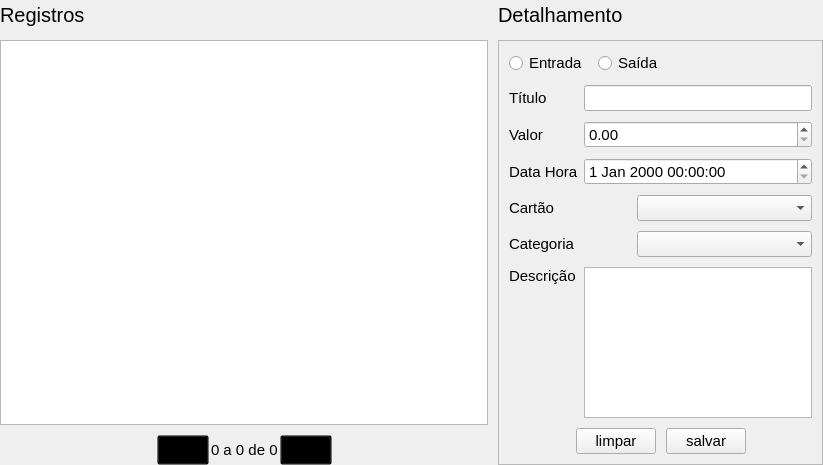
Qt form FinancesApp/src/ui/RegForm.ui (iagoofelipe/Finances) before a commit.
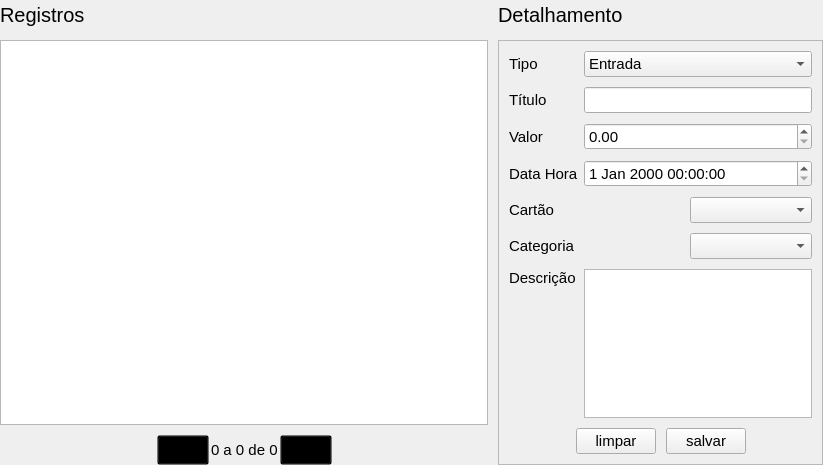
The same form after that commit. Icons and pictures are not drawn.

```diff
--- a/FinancesApp/src/ui/RegForm.ui
+++ b/FinancesApp/src/ui/RegForm.ui
@@ -431,7 +431,7 @@
         <property name="frameShadow">
          <enum>QFrame::Raised</enum>
         </property>
-        <layout class="QGridLayout" name="gridLayout" columnstretch="0,0,1">
+        <layout class="QGridLayout" name="gridLayout" columnstretch="0,0,0,1">
          <property name="leftMargin">
           <number>10</number>
          </property>
@@ -450,6 +450,94 @@
          <property name="verticalSpacing">
           <number>10</number>
          </property>
+         <item row="0" column="0">
+          <widget class="QLabel" name="label_2">
+           <property name="text">
+            <string>Tipo</string>
+           </property>
+          </widget>
+         </item>
+         <item row="0" column="1" colspan="3">
+          <widget class="QComboBox" name="cbType">
+           <item>
+            <property name="text">
+             <string>Entrada</string>
+            </property>
+           </item>
+           <item>
+            <property name="text">
+             <string>Saída</string>
+            </property>
+           </item>
+          </widget>
+         </item>
+         <item row="8" column="0" colspan="4">
+          <widget class="QWidget" name="widDetailBtns" native="true">
+           <property name="sizePolicy">
+            <sizepolicy hsizetype="Preferred" vsizetype="Fixed">
+             <horstretch>0</horstretch>
+             <verstretch>0</verstretch>
+            </sizepolicy>
+           </property>
+           <layout class="QHBoxLayout" name="horizontalLayout_6">
+            <property name="spacing">
+             <number>10</number>
+            </property>
+            <property name="leftMargin">
+             <number>0</number>
+            </property>
+            <property name="topMargin">
+             <number>0</number>
+            </property>
+            <property name="rightMargin">
+             <number>0</number>
+            </property>
+            <property name="bottomMargin">
+             <number>0</number>
+            </property>
+            <item>
+             <spacer name="horizontalSpacer_6">
+              <property name="orientation">
+               <enum>Qt::Horizontal</enum>
+              </property>
+              <property name="sizeHint" stdset="0">
+               <size>
+                <width>40</width>
+                <height>20</height>
+               </size>
+              </property>
+             </spacer>
+            </item>
+            <item>
+             <widget class="QPushButton" name="btnClear">
+              <property name="text">
+               <string>limpar</string>
+              </property>
+             </widget>
+            </item>
+            <item>
+             <widget class="QPushButton" name="btnSave">
+              <property name="text">
+               <string>salvar</string>
+              </property>
+             </widget>
+            </item>
+            <item>
+             <spacer name="horizontalSpacer_7">
+              <property name="orientation">
+               <enum>Qt::Horizontal</enum>
+              </property>
+              <property name="sizeHint" stdset="0">
+               <size>
+                <width>40</width>
+                <height>20</height>
+               </size>
+              </property>
+             </spacer>
+            </item>
+           </layout>
+          </widget>
+         </item>
          <item row="6" column="0">
           <widget class="QLabel" name="label_7">
            <property name="sizePolicy">
@@ -469,48 +557,6 @@
            </property>
           </widget>
          </item>
-         <item row="4" column="1">
-          <widget class="QPushButton" name="btnAddCard">
-           <property name="font">
-            <font>
-             <family>Segoe UI</family>
-             <pointsize>11</pointsize>
-            </font>
-           </property>
-           <property name="toolTip">
-            <string>adicionar novo cartão</string>
-           </property>
-           <property name="styleSheet">
-            <string notr="true">background-color: transparent</string>
-           </property>
-           <property name="icon">
-            <iconset resource="resource.qrc">
-             <normaloff>:/root/imgs/light-plus.svg</normaloff>:/root/imgs/light-plus.svg</iconset>
-           </property>
-           <property name="iconSize">
-            <size>
-             <width>25</width>
-             <height>25</height>
-            </size>
-           </property>
-           <property name="flat">
-            <bool>true</bool>
-           </property>
-          </widget>
-         </item>
-         <item row="5" column="0">
-          <widget class="QLabel" name="label_9">
-           <property name="font">
-            <font>
-             <family>Segoe UI</family>
-             <pointsize>11</pointsize>
-            </font>
-           </property>
-           <property name="text">
-            <string>Categoria</string>
-           </property>
-          </widget>
-         </item>
          <item row="5" column="1">
           <widget class="QPushButton" name="btnAddCat">
            <property name="font">
@@ -540,7 +586,36 @@
            </property>
           </widget>
          </item>
-         <item row="4" column="2">
+         <item row="4" column="1">
+          <widget class="QPushButton" name="btnAddCard">
+           <property name="font">
+            <font>
+             <family>Segoe UI</family>
+             <pointsize>11</pointsize>
+            </font>
+           </property>
+           <property name="toolTip">
+            <string>adicionar novo cartão</string>
+           </property>
+           <property name="styleSheet">
+            <string notr="true">background-color: transparent</string>
+           </property>
+           <property name="icon">
+            <iconset resource="resource.qrc">
+             <normaloff>:/root/imgs/light-plus.svg</normaloff>:/root/imgs/light-plus.svg</iconset>
+           </property>
+           <property name="iconSize">
+            <size>
+             <width>25</width>
+             <height>25</height>
+            </size>
+           </property>
+           <property name="flat">
+            <bool>true</bool>
+           </property>
+          </widget>
+         </item>
+         <item row="4" column="3">
           <widget class="QComboBox" name="cbCard">
            <property name="enabled">
             <bool>true</bool>
@@ -556,7 +631,30 @@
            </property>
           </widget>
          </item>
-         <item row="5" column="2">
+         <item row="5" column="0">
+          <widget class="QLabel" name="label_9">
+           <property name="font">
+            <font>
+             <family>Segoe UI</family>
+             <pointsize>11</pointsize>
+            </font>
+           </property>
+           <property name="text">
+            <string>Categoria</string>
+           </property>
+          </widget>
+         </item>
+         <item row="1" column="1" colspan="3">
+          <widget class="QLineEdit" name="leTitle">
+           <property name="font">
+            <font>
+             <family>Segoe UI</family>
+             <pointsize>11</pointsize>
+            </font>
+           </property>
+          </widget>
+         </item>
+         <item row="5" column="3">
           <widget class="QComboBox" name="cbCat">
            <property name="font">
             <font>
@@ -566,6 +664,19 @@
            </property>
           </widget>
          </item>
+         <item row="3" column="1" colspan="3">
+          <widget class="QDateTimeEdit" name="dtDatetime">
+           <property name="font">
+            <font>
+             <family>Segoe UI</family>
+             <pointsize>11</pointsize>
+            </font>
+           </property>
+           <property name="readOnly">
+            <bool>false</bool>
+           </property>
+          </widget>
+         </item>
          <item row="1" column="0">
           <widget class="QLabel" name="label_5">
            <property name="font">
@@ -579,56 +690,7 @@
            </property>
           </widget>
          </item>
-         <item row="1" column="1" colspan="2">
-          <widget class="QLineEdit" name="leTitle">
-           <property name="font">
-            <font>
-             <family>Segoe UI</family>
-             <pointsize>11</pointsize>
-            </font>
-           </property>
-          </widget>
-         </item>
-         <item row="3" column="1" colspan="2">
-          <widget class="QDateTimeEdit" name="dtDatetime">
-           <property name="font">
-            <font>
-             <family>Segoe UI</family>
-             <pointsize>11</pointsize>
-            </font>
-           </property>
-           <property name="readOnly">
-            <bool>false</bool>
-           </property>
-          </widget>
-         </item>
-         <item row="4" column="0">
-          <widget class="QLabel" name="label_8">
-           <property name="font">
-            <font>
-             <family>Segoe UI</family>
-             <pointsize>11</pointsize>
-            </font>
-           </property>
-           <property name="text">
-            <string>Cartão</string>
-           </property>
-          </widget>
-         </item>
-         <item row="2" column="0">
-          <widget class="QLabel" name="label_4">
-           <property name="font">
-            <font>
-             <family>Segoe UI</family>
-             <pointsize>11</pointsize>
-            </font>
-           </property>
-           <property name="text">
-            <string>Valor</string>
-           </property>
-          </widget>
-         </item>
-         <item row="2" column="1" colspan="2">
+         <item row="2" column="1" colspan="3">
           <widget class="QDoubleSpinBox" name="dsVal">
            <property name="font">
             <font>
@@ -641,6 +703,19 @@
            </property>
           </widget>
          </item>
+         <item row="4" column="0">
+          <widget class="QLabel" name="label_8">
+           <property name="font">
+            <font>
+             <family>Segoe UI</family>
+             <pointsize>11</pointsize>
+            </font>
+           </property>
+           <property name="text">
+            <string>Cartão</string>
+           </property>
+          </widget>
+         </item>
          <item row="3" column="0">
           <widget class="QLabel" name="label_6">
            <property name="font">
@@ -654,140 +729,20 @@
            </property>
           </widget>
          </item>
-         <item row="8" column="0" colspan="3">
-          <widget class="QWidget" name="widDetailBtns" native="true">
-           <property name="sizePolicy">
-            <sizepolicy hsizetype="Preferred" vsizetype="Fixed">
-             <horstretch>0</horstretch>
-             <verstretch>0</verstretch>
-            </sizepolicy>
+         <item row="2" column="0">
+          <widget class="QLabel" name="label_4">
+           <property name="font">
+            <font>
+             <family>Segoe UI</family>
+             <pointsize>11</pointsize>
+            </font>
            </property>
-           <layout class="QHBoxLayout" name="horizontalLayout_6">
-            <property name="spacing">
-             <number>10</number>
-            </property>
-            <property name="leftMargin">
-             <number>0</number>
-            </property>
-            <property name="topMargin">
-             <number>0</number>
-            </property>
-            <property name="rightMargin">
-             <number>0</number>
-            </property>
-            <property name="bottomMargin">
-             <number>0</number>
-            </property>
-            <item>
-             <spacer name="horizontalSpacer_6">
-              <property name="orientation">
-               <enum>Qt::Horizontal</enum>
-              </property>
-              <property name="sizeHint" stdset="0">
-               <size>
-                <width>40</width>
-                <height>20</height>
-               </size>
-              </property>
-             </spacer>
-            </item>
-            <item>
-             <widget class="QPushButton" name="btnClear">
-              <property name="text">
-               <string>limpar</string>
-              </property>
-             </widget>
-            </item>
-            <item>
-             <widget class="QPushButton" name="btnSave">
-              <property name="text">
-               <string>salvar</string>
-              </property>
-             </widget>
-            </item>
-            <item>
-             <spacer name="horizontalSpacer_7">
-              <property name="orientation">
-               <enum>Qt::Horizontal</enum>
-              </property>
-              <property name="sizeHint" stdset="0">
-               <size>
-                <width>40</width>
-                <height>20</height>
-               </size>
-              </property>
-             </spacer>
-            </item>
-           </layout>
-          </widget>
-         </item>
-         <item row="0" column="0" colspan="3">
-          <widget class="QWidget" name="widget_5" native="true">
-           <property name="sizePolicy">
-            <sizepolicy hsizetype="Preferred" vsizetype="Fixed">
-             <horstretch>0</horstretch>
-             <verstretch>0</verstretch>
-            </sizepolicy>
+           <property name="text">
+            <string>Valor</string>
            </property>
-           <layout class="QHBoxLayout" name="horizontalLayout_3">
-            <property name="spacing">
-             <number>10</number>
-            </property>
-            <property name="leftMargin">
-             <number>0</number>
-            </property>
-            <property name="topMargin">
-             <number>0</number>
-            </property>
-            <property name="rightMargin">
-             <number>0</number>
-            </property>
-            <property name="bottomMargin">
-             <number>0</number>
-            </property>
-            <item>
-             <widget class="QRadioButton" name="rbIn">
-              <property name="font">
-               <font>
-                <family>Segoe UI</family>
-                <pointsize>11</pointsize>
-               </font>
-              </property>
-              <property name="text">
-               <string>Entrada</string>
-              </property>
-             </widget>
-            </item>
-            <item>
-             <widget class="QRadioButton" name="rbOut">
-              <property name="font">
-               <font>
-                <family>Segoe UI</family>
-                <pointsize>11</pointsize>
-               </font>
-              </property>
-              <property name="text">
-               <string>Saída</string>
-              </property>
-             </widget>
-            </item>
-            <item>
-             <spacer name="horizontalSpacer_4">
-              <property name="orientation">
-               <enum>Qt::Horizontal</enum>
-              </property>
-              <property name="sizeHint" stdset="0">
-               <size>
-                <width>40</width>
-                <height>20</height>
-               </size>
-              </property>
-             </spacer>
-            </item>
-           </layout>
           </widget>
          </item>
-         <item row="6" column="1" rowspan="2" colspan="2">
+         <item row="6" column="1" rowspan="2" colspan="3">
           <widget class="QPlainTextEdit" name="ptDesc">
            <property name="font">
             <font>
@@ -797,6 +752,52 @@
            </property>
           </widget>
          </item>
+         <item row="5" column="2">
+          <widget class="QPushButton" name="btnEraseCat">
+           <property name="toolTip">
+            <string>deletar registros selecionados</string>
+           </property>
+           <property name="styleSheet">
+            <string notr="true">background-color: transparent</string>
+           </property>
+           <property name="icon">
+            <iconset resource="resource.qrc">
+             <normaloff>:/root/imgs/light-eraser.svg</normaloff>:/root/imgs/light-eraser.svg</iconset>
+           </property>
+           <property name="iconSize">
+            <size>
+             <width>25</width>
+             <height>25</height>
+            </size>
+           </property>
+           <property name="flat">
+            <bool>true</bool>
+           </property>
+          </widget>
+         </item>
+         <item row="4" column="2">
+          <widget class="QPushButton" name="btnEraseCard">
+           <property name="toolTip">
+            <string>deletar registros selecionados</string>
+           </property>
+           <property name="styleSheet">
+            <string notr="true">background-color: transparent</string>
+           </property>
+           <property name="icon">
+            <iconset resource="resource.qrc">
+             <normaloff>:/root/imgs/light-eraser.svg</normaloff>:/root/imgs/light-eraser.svg</iconset>
+           </property>
+           <property name="iconSize">
+            <size>
+             <width>25</width>
+             <height>25</height>
+            </size>
+           </property>
+           <property name="flat">
+            <bool>true</bool>
+           </property>
+          </widget>
+         </item>
         </layout>
        </widget>
       </item>
```
Left out of the diff: 8 changed lines with no effect on the pictures.
